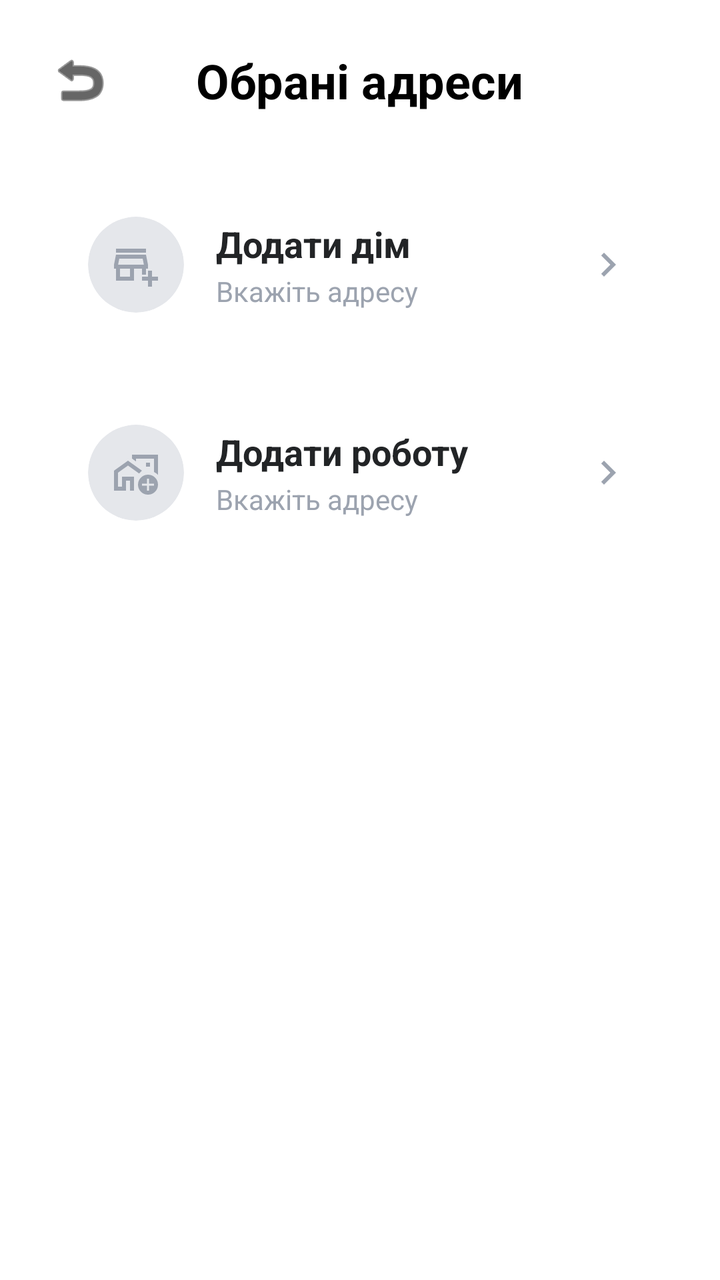
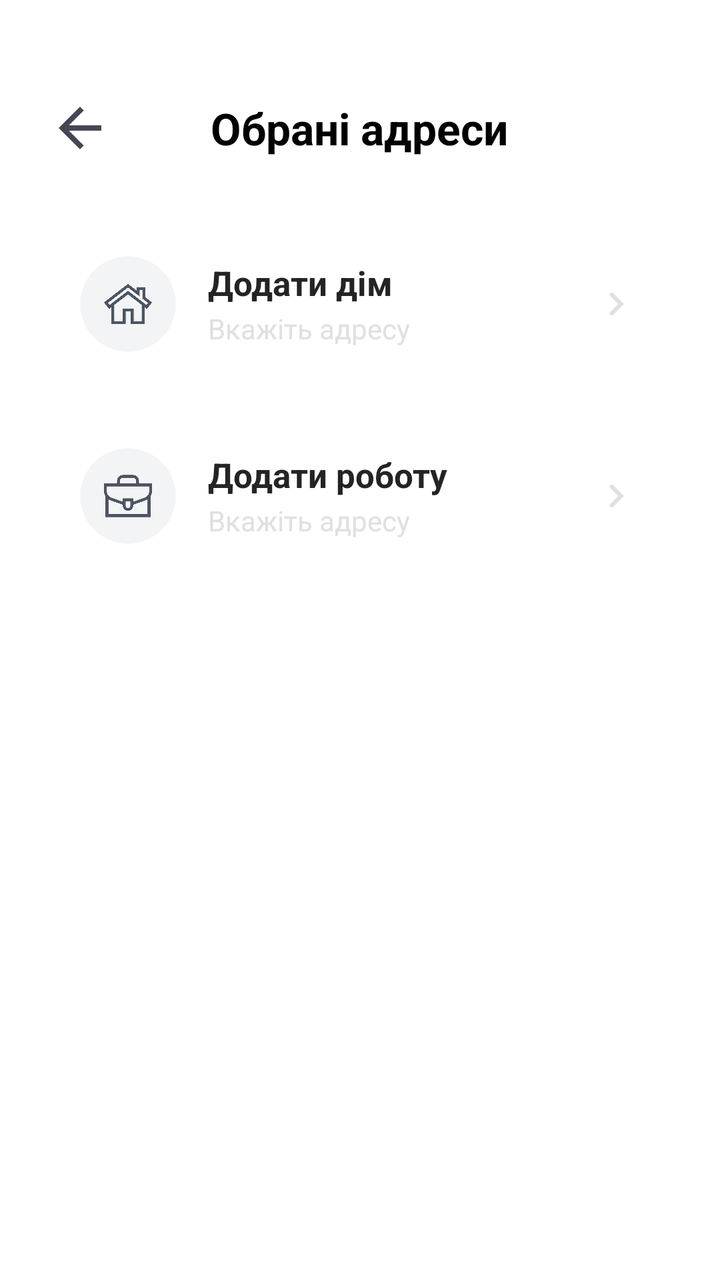

Screens rendered from an Android XML layout before and after an edit, with the pre-edit source and the edit as a unified diff.
<!-- AndroidManifest.xml: application theme Theme.ClientApp -->
<!-- res/layout/activity_favorite_addresses.xml -->
<?xml version="1.0" encoding="utf-8"?>
<LinearLayout xmlns:android="http://schemas.android.com/apk/res/android"
    xmlns:app="http://schemas.android.com/apk/res-auto"
    android:layout_width="match_parent"
    android:layout_height="match_parent"
    android:orientation="vertical"
    android:padding="24dp"
    android:background="?android:attr/colorBackground">

    <RelativeLayout
        android:layout_width="match_parent"
        android:layout_height="wrap_content"
        android:layout_marginBottom="32dp">
        <ImageView
            android:id="@+id/btn_back"
            android:layout_width="32dp"
            android:layout_height="32dp"
            android:src="@android:drawable/ic_menu_revert" 
            app:tint="?attr/colorOnBackground"
            android:layout_centerVertical="true"/>
        <TextView
            android:layout_width="wrap_content"
            android:layout_height="wrap_content"
            android:text="Обрані адреси"
            android:textSize="24sp"
            android:textStyle="bold"
            android:textColor="?attr/colorOnBackground"
            android:layout_centerInParent="true"/>
    </RelativeLayout>

    <com.google.android.material.card.MaterialCardView
        android:id="@+id/card_home"
        android:layout_width="match_parent"
        android:layout_height="wrap_content"
        app:cardCornerRadius="16dp"
        app:cardElevation="0dp"
        app:cardBackgroundColor="@color/card_background"
        android:layout_marginBottom="16dp"
        android:clickable="true"
        android:focusable="true">

        <LinearLayout
            android:layout_width="match_parent"
            android:layout_height="wrap_content"
            android:orientation="horizontal"
            android:gravity="center_vertical"
            android:padding="20dp">

            <androidx.cardview.widget.CardView
                android:layout_width="48dp"
                android:layout_height="48dp"
                app:cardCornerRadius="24dp"
                app:cardBackgroundColor="#E5E7EB"
                app:cardElevation="0dp">
                <ImageView
                    android:layout_width="match_parent"
                    android:layout_height="match_parent"
                    android:padding="12dp"
                    android:src="@drawable/ic_home"
                    app:tint="#9CA3AF"/>
            </androidx.cardview.widget.CardView>

            <LinearLayout
                android:layout_width="0dp"
                android:layout_height="wrap_content"
                android:layout_weight="1"
                android:orientation="vertical"
                android:layout_marginStart="16dp">

                <TextView
                    android:id="@+id/tv_home_title"
                    android:layout_width="wrap_content"
                    android:layout_height="wrap_content"
                    android:text="Додати дім"
                    android:textSize="18sp"
                    android:textStyle="bold"
                    android:textColor="?attr/colorOnSurface"/>

                <TextView
                    android:id="@+id/tv_home_address"
                    android:layout_width="wrap_content"
                    android:layout_height="wrap_content"
                    android:text="Вкажіть адресу"
                    android:textSize="14sp"
                    android:textColor="@color/taxi_gray_accent"
                    android:layout_marginTop="2dp"
                    android:maxLines="1"
                    android:ellipsize="end"/>
            </LinearLayout>

            <ImageView
                android:layout_width="24dp"
                android:layout_height="24dp"
                android:src="@drawable/ic_chevron_right"
                app:tint="@color/taxi_gray_accent"/>
        </LinearLayout>
    </com.google.android.material.card.MaterialCardView>

    <com.google.android.material.card.MaterialCardView
        android:id="@+id/card_work"
        android:layout_width="match_parent"
        android:layout_height="wrap_content"
        app:cardCornerRadius="16dp"
        app:cardElevation="0dp"
        app:cardBackgroundColor="@color/card_background"
        android:clickable="true"
        android:focusable="true">

        <LinearLayout
            android:layout_width="match_parent"
            android:layout_height="wrap_content"
            android:orientation="horizontal"
            android:gravity="center_vertical"
            android:padding="20dp">

            <androidx.cardview.widget.CardView
                android:layout_width="48dp"
                android:layout_height="48dp"
                app:cardCornerRadius="24dp"
                app:cardBackgroundColor="#E5E7EB"
                app:cardElevation="0dp">
                <ImageView
                    android:layout_width="match_parent"
                    android:layout_height="match_parent"
                    android:padding="12dp"
                    android:src="@drawable/ic_work"
                    app:tint="#9CA3AF"/>
            </androidx.cardview.widget.CardView>

            <LinearLayout
                android:layout_width="0dp"
                android:layout_height="wrap_content"
                android:layout_weight="1"
                android:orientation="vertical"
                android:layout_marginStart="16dp">

                <TextView
                    android:id="@+id/tv_work_title"
                    android:layout_width="wrap_content"
                    android:layout_height="wrap_content"
                    android:text="Додати роботу"
                    android:textSize="18sp"
                    android:textStyle="bold"
                    android:textColor="?attr/colorOnSurface"/>

                <TextView
                    android:id="@+id/tv_work_address"
                    android:layout_width="wrap_content"
                    android:layout_height="wrap_content"
                    android:text="Вкажіть адресу"
                    android:textSize="14sp"
                    android:textColor="@color/taxi_gray_accent"
                    android:layout_marginTop="2dp"
                    android:maxLines="1"
                    android:ellipsize="end"/>
            </LinearLayout>

            <ImageView
                android:layout_width="24dp"
                android:layout_height="24dp"
                android:src="@drawable/ic_chevron_right"
                app:tint="@color/taxi_gray_accent"/>
        </LinearLayout>
    </com.google.android.material.card.MaterialCardView>

</LinearLayout>
<!-- resources referenced by this layout -->
<resources>
  <color name="card_background">#FFFFFF</color>
  <color name="taxi_gray_accent">#9CA3AF</color>
  <!-- drawable ic_chevron_right (drawable) -->
  <vector xmlns:android="http://schemas.android.com/apk/res/android"
      android:width="24dp"
      android:height="24dp"
      android:viewportWidth="24"
      android:viewportHeight="24">
      <path
          android:fillColor="#FF000000"
          android:pathData="M10,6L8.59,7.41 13.17,12l-4.58,4.59L10,18l6,-6z"/>
  </vector>
  <!-- drawable ic_home (drawable) -->
  <vector xmlns:android="http://schemas.android.com/apk/res/android" android:height="24dp" android:tint="#000000" android:viewportHeight="960" android:viewportWidth="960" android:width="24dp">
        
      <path android:fillColor="@android:color/white" android:pathData="M720,920L720,800L600,800L600,720L720,720L720,600L800,600L800,720L920,720L920,800L800,800L800,920L720,920ZM80,800L80,560L40,560L40,480L80,280L680,280L720,480L720,560L680,560L680,680L600,680L600,560L440,560L440,800L80,800ZM160,720L360,720L360,560L160,560L160,720ZM122,480L122,480L638,480L638,480L122,480ZM80,240L80,160L680,160L680,240L80,240ZM122,480L638,480L614,360L146,360L122,480Z"/>
      
  </vector>
  <!-- drawable ic_work (drawable) -->
  <vector xmlns:android="http://schemas.android.com/apk/res/android" android:height="24dp" android:tint="#000000" android:viewportHeight="960" android:viewportWidth="960" android:width="24dp">
        
      <path android:fillColor="@android:color/white" android:pathData="M200,760L200,560L320,560L440,560L440,760Q440,760 440,760Q440,760 440,760Q440,760 440,760Q440,760 440,760L440,760L440,560L200,560L200,760ZM680,400L680,400Q680,400 680,400Q680,400 680,400Q680,400 680,400Q680,400 680,400L680,400L680,400L680,400ZM40,840L40,440L320,240L600,440L600,440Q586,454 571.5,468.5Q557,483 543,497L543,497L320,338L120,480L120,760L200,760L200,560L440,560L440,760L440,760Q440,781 440,801Q440,821 440,840L360,840L360,640L280,640L280,840L40,840ZM920,120L920,525Q903,507 883,492.5Q863,478 840,467L840,200L480,200L480,256L400,198L400,120L920,120ZM680,360L760,360L760,280L680,280L680,360ZM720,920Q637,920 578.5,861.5Q520,803 520,720Q520,637 578.5,578.5Q637,520 720,520Q803,520 861.5,578.5Q920,637 920,720Q920,803 861.5,861.5Q803,920 720,920ZM700,840L740,840L740,740L840,740L840,700L740,700L740,600L700,600L700,700L600,700L600,740L700,740L700,840Z"/>
      
  </vector>
  <style name="Theme.ClientApp" parent="Theme.MaterialComponents.DayNight.NoActionBar">
          <item name="colorPrimary">#FACC15</item> <item name="colorPrimaryVariant">#EAB308</item>
          <item name="colorOnPrimary">#222426</item> <item name="colorSecondary">#222426</item>
          <item name="colorOnSecondary">#FFFFFF</item>
  
          <item name="android:windowBackground">#FFFFFF</item>
          <item name="colorSurface">#FFFFFF</item>
          <item name="colorOnSurface">#222426</item> <item name="android:statusBarColor">#FFFFFF</item>
          <item name="android:windowLightStatusBar">true</item>
      </style>
</resources>

<!-- the commit's change to res/layout/activity_favorite_addresses.xml (unified diff, before → after) -->
@@ -4,25 +4,30 @@
     android:layout_width="match_parent"
     android:layout_height="match_parent"
     android:orientation="vertical"
-    android:padding="24dp"
-    android:background="?android:attr/colorBackground">
-
+    android:background="?android:attr/colorBackground"
+    android:paddingHorizontal="24dp"
+    android:paddingTop="48dp"
+    android:paddingBottom="24dp">
     <RelativeLayout
         android:layout_width="match_parent"
         android:layout_height="wrap_content"
         android:layout_marginBottom="32dp">
+
         <ImageView
             android:id="@+id/btn_back"
             android:layout_width="32dp"
             android:layout_height="32dp"
-            android:src="@android:drawable/ic_menu_revert" 
-            app:tint="?attr/colorOnBackground"
-            android:layout_centerVertical="true"/>
+            android:src="@drawable/ic_arrow_back_black"
+            android:background="?attr/selectableItemBackgroundBorderless"
+            android:clickable="true"
+            android:focusable="true"
+            app:tint="@color/text_primary"/>
+
         <TextView
             android:layout_width="wrap_content"
             android:layout_height="wrap_content"
             android:text="Обрані адреси"
-            android:textSize="24sp"
+            android:textSize="22sp"
             android:textStyle="bold"
             android:textColor="?attr/colorOnBackground"
             android:layout_centerInParent="true"/>
@@ -32,7 +37,7 @@
         android:id="@+id/card_home"
         android:layout_width="match_parent"
         android:layout_height="wrap_content"
-        app:cardCornerRadius="16dp"
+        app:cardCornerRadius="20dp"
         app:cardElevation="0dp"
         app:cardBackgroundColor="@color/card_background"
         android:layout_marginBottom="16dp"
@@ -44,20 +49,20 @@
             android:layout_height="wrap_content"
             android:orientation="horizontal"
             android:gravity="center_vertical"
-            android:padding="20dp">
+            android:padding="16dp">
 
             <androidx.cardview.widget.CardView
                 android:layout_width="48dp"
                 android:layout_height="48dp"
                 app:cardCornerRadius="24dp"
-                app:cardBackgroundColor="#E5E7EB"
+                app:cardBackgroundColor="#F3F4F6"
                 app:cardElevation="0dp">
                 <ImageView
                     android:layout_width="match_parent"
                     android:layout_height="match_parent"
                     android:padding="12dp"
-                    android:src="@drawable/ic_home"
-                    app:tint="#9CA3AF"/>
+                    android:src="@drawable/ic_home_custom"
+                    app:tint="#4B5563"/>
             </androidx.cardview.widget.CardView>
 
             <LinearLayout
@@ -72,7 +77,7 @@
                     android:layout_width="wrap_content"
                     android:layout_height="wrap_content"
                     android:text="Додати дім"
-                    android:textSize="18sp"
+                    android:textSize="17sp"
                     android:textStyle="bold"
                     android:textColor="?attr/colorOnSurface"/>
 
@@ -100,7 +105,7 @@
         android:id="@+id/card_work"
         android:layout_width="match_parent"
         android:layout_height="wrap_content"
-        app:cardCornerRadius="16dp"
+        app:cardCornerRadius="20dp"
         app:cardElevation="0dp"
         app:cardBackgroundColor="@color/card_background"
         android:clickable="true"
@@ -111,20 +116,20 @@
             android:layout_height="wrap_content"
             android:orientation="horizontal"
             android:gravity="center_vertical"
-            android:padding="20dp">
+            android:padding="16dp">
 
             <androidx.cardview.widget.CardView
                 android:layout_width="48dp"
                 android:layout_height="48dp"
                 app:cardCornerRadius="24dp"
-                app:cardBackgroundColor="#E5E7EB"
+                app:cardBackgroundColor="#F3F4F6"
                 app:cardElevation="0dp">
                 <ImageView
                     android:layout_width="match_parent"
                     android:layout_height="match_parent"
                     android:padding="12dp"
-                    android:src="@drawable/ic_work"
-                    app:tint="#9CA3AF"/>
+                    android:src="@drawable/ic_work_custom"
+                    app:tint="#4B5563"/>
             </androidx.cardview.widget.CardView>
 
             <LinearLayout
@@ -139,7 +144,7 @@
                     android:layout_width="wrap_content"
                     android:layout_height="wrap_content"
                     android:text="Додати роботу"
-                    android:textSize="18sp"
+                    android:textSize="17sp"
                     android:textStyle="bold"
                     android:textColor="?attr/colorOnSurface"/>
 
<!-- resource entries referenced after the edit -->
@@ -1,7 +1,17 @@
 <!-- resources referenced by this layout -->
 <resources>
-  <color name="card_background">#FFFFFF</color>
-  <color name="taxi_gray_accent">#9CA3AF</color>
+  <color name="card_background">#fff</color>
+  <color name="taxi_gray_accent">#E0E0E0</color>
+  <color name="text_primary">#454754</color>
+  <!-- drawable ic_arrow_back_black (drawable) -->
+  <vector xmlns:android="http://schemas.android.com/apk/res/android"
+      android:width="24dp"
+      android:height="24dp"
+      android:viewportWidth="24"
+      android:viewportHeight="24"
+      android:tint="?attr/colorOnSurface">
+      <path android:fillColor="@android:color/white" android:pathData="M20,11H7.83l5.59,-5.59L12,4l-8,8l8,8l1.41,-1.41L7.83,13H20v-2z"/>
+  </vector>
   <!-- drawable ic_chevron_right (drawable) -->
   <vector xmlns:android="http://schemas.android.com/apk/res/android"
       android:width="24dp"
@@ -12,18 +22,8 @@
           android:fillColor="#FF000000"
           android:pathData="M10,6L8.59,7.41 13.17,12l-4.58,4.59L10,18l6,-6z"/>
   </vector>
-  <!-- drawable ic_home (drawable) -->
-  <vector xmlns:android="http://schemas.android.com/apk/res/android" android:height="24dp" android:tint="#000000" android:viewportHeight="960" android:viewportWidth="960" android:width="24dp">
-        
-      <path android:fillColor="@android:color/white" android:pathData="M720,920L720,800L600,800L600,720L720,720L720,600L800,600L800,720L920,720L920,800L800,800L800,920L720,920ZM80,800L80,560L40,560L40,480L80,280L680,280L720,480L720,560L680,560L680,680L600,680L600,560L440,560L440,800L80,800ZM160,720L360,720L360,560L160,560L160,720ZM122,480L122,480L638,480L638,480L122,480ZM80,240L80,160L680,160L680,240L80,240ZM122,480L638,480L614,360L146,360L122,480Z"/>
-      
-  </vector>
-  <!-- drawable ic_work (drawable) -->
-  <vector xmlns:android="http://schemas.android.com/apk/res/android" android:height="24dp" android:tint="#000000" android:viewportHeight="960" android:viewportWidth="960" android:width="24dp">
-        
-      <path android:fillColor="@android:color/white" android:pathData="M200,760L200,560L320,560L440,560L440,760Q440,760 440,760Q440,760 440,760Q440,760 440,760Q440,760 440,760L440,760L440,560L200,560L200,760ZM680,400L680,400Q680,400 680,400Q680,400 680,400Q680,400 680,400Q680,400 680,400L680,400L680,400L680,400ZM40,840L40,440L320,240L600,440L600,440Q586,454 571.5,468.5Q557,483 543,497L543,497L320,338L120,480L120,760L200,760L200,560L440,560L440,760L440,760Q440,781 440,801Q440,821 440,840L360,840L360,640L280,640L280,840L40,840ZM920,120L920,525Q903,507 883,492.5Q863,478 840,467L840,200L480,200L480,256L400,198L400,120L920,120ZM680,360L760,360L760,280L680,280L680,360ZM720,920Q637,920 578.5,861.5Q520,803 520,720Q520,637 578.5,578.5Q637,520 720,520Q803,520 861.5,578.5Q920,637 920,720Q920,803 861.5,861.5Q803,920 720,920ZM700,840L740,840L740,740L840,740L840,700L740,700L740,600L700,600L700,700L600,700L600,740L700,740L700,840Z"/>
-      
-  </vector>
+  <!-- drawable ic_home_custom: png bitmap (drawable, 11697 bytes) -->
+  <!-- drawable ic_work_custom: png bitmap (drawable, 9207 bytes) -->
   <style name="Theme.ClientApp" parent="Theme.MaterialComponents.DayNight.NoActionBar">
           <item name="colorPrimary">#FACC15</item> <item name="colorPrimaryVariant">#EAB308</item>
           <item name="colorOnPrimary">#222426</item> <item name="colorSecondary">#222426</item>
